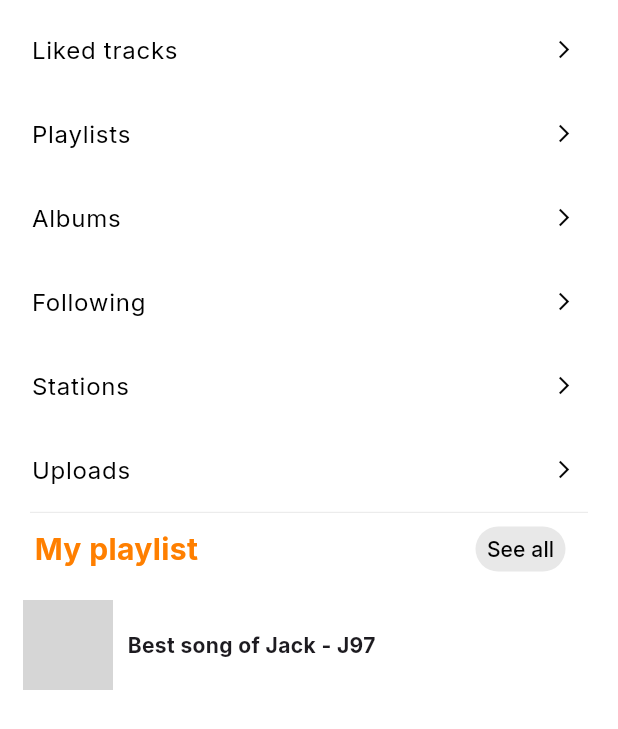
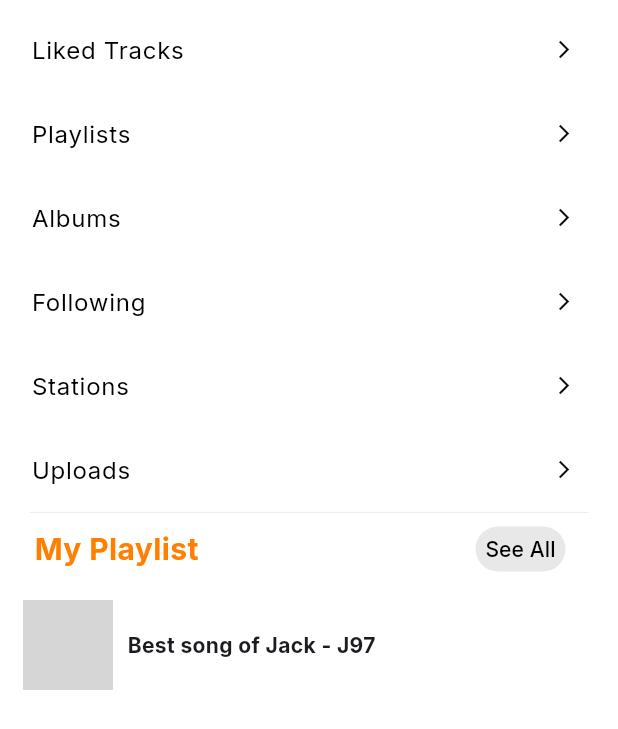
Before and after one commit to Duwong31/DoAnLapTrinhThietBiDiDong, a Flutter app: the LibraryView screen opened by its route, on a phone screen of 412 x 824 dp. Shown: the top 729 px of the screen. Run offline on Flutter 3.47's test engine with Material 3 defaults, Android fonts, the phone set to English and light mode, and no system bars; our stand-ins replace audio_video_progress_bar, barcode_widget, cached_network_image, dartz, dio, easy_localization and 24 more; missing offline and left inert: encrypt, flutter_badged; accounts and stored records are empty; network calls fail; statements that could not run were skipped; project files that could hold a hidden picture were left out; grey boxes are pictures that could not be loaded.

Commit message:
translate library, premium

```diff
--- a/lib/app/modules/library/views/library_view.dart
+++ b/lib/app/modules/library/views/library_view.dart
@@ -20,14 +20,8 @@ class LibraryView extends StatefulWidget {
 
 class _LibraryViewState extends State<LibraryView> {
   final LibraryController controller = Get.put(LibraryController());
-  // final AudioService _audioService = AudioService();
-  final List<Song> _songs = []; // Danh sách bài hát
-  Song? _currentlyPlaying;      // Bài hát hiện tại đang phát
-
-  // Future<void> _navigateToMiniPlayer(Song song, List<Song> allSongs) async {
-  //   await _audioService.setPlaylist(allSongs, startIndex: allSongs.indexOf(song));
-  //   await _audioService.player.play();
-  // }
+  final List<Song> _songs = [];
+  Song? _currentlyPlaying;
 
   @override
   Widget build(BuildContext context) {
@@ -40,18 +34,16 @@ class _LibraryViewState extends State<LibraryView> {
               child: Column(
                 mainAxisSize: MainAxisSize.min,
                 children: [
-                  // Library list
                   Column(
                     children: [
-                      _buildMenuItem(context, 'Liked tracks', const LikeView()),
-                      _buildMenuItem(context, 'Playlists', const PlayListView()),
-                      _buildMenuItem(context, 'Albums', AlbumView()),
-                      _buildMenuItem(context, 'Following', const FollowView()),
-                      _buildMenuItem(context, 'Stations', const StationView()),
-                      _buildMenuItem(context, 'Uploads', const UploadView()),
+                      _buildMenuItem(context, 'liked_tracks'.tr, const LikeView()),
+                      _buildMenuItem(context, 'playlists'.tr, const PlayListView()),
+                      _buildMenuItem(context, 'albums'.tr, AlbumView()),
+                      _buildMenuItem(context, 'following'.tr, const FollowView()),
+                      _buildMenuItem(context, 'stations'.tr, const StationView()),
+                      _buildMenuItem(context, 'uploads'.tr, const UploadView()),
                     ],
                   ),
-
                   Divider(
                     color: Theme.of(context).dividerColor,
                     height: 1,
@@ -59,8 +51,6 @@ class _LibraryViewState extends State<LibraryView> {
                     indent: 15,
                     endIndent: 15,
                   ),
-
-                  // Playlist
                   Column(
                     crossAxisAlignment: CrossAxisAlignment.start,
                     children: [
@@ -69,17 +59,16 @@ class _LibraryViewState extends State<LibraryView> {
                         child: Row(
                           mainAxisAlignment: MainAxisAlignment.spaceBetween,
                           children: [
-                            const Text(
-                              "My playlist",
-                              style: TextStyle(
-                                  fontSize: 20,
-                                  fontWeight: FontWeight.bold,
-                                  color: AppTheme.primary),
+                            Text(
+                              "my_playlist".tr,
+                              style: const TextStyle(
+                                fontSize: 20,
+                                fontWeight: FontWeight.bold,
+                                color: AppTheme.primary,
+                              ),
                             ),
                             TextButton(
-                              onPressed: () {
-                                // Navigate to all songs page
-                              },
+                              onPressed: () {},
                               child: Container(
                                 width: 60,
                                 height: 30,
@@ -87,10 +76,9 @@ class _LibraryViewState extends State<LibraryView> {
                                   color: const Color(0xFFE8E8E8),
                                   borderRadius: BorderRadius.circular(50),
                                 ),
-                                child: const Center(
-                                  child: Text('See all',
-                                      style: TextStyle(
-                                          color: AppTheme.labelColor)),
+                                child: Center(
+                                  child: Text('see_all'.tr,
+                                      style: const TextStyle(color: AppTheme.labelColor)),
                                 ),
                               ),
                             ),
@@ -112,23 +100,23 @@ class _LibraryViewState extends State<LibraryView> {
                               ),
                             ),
                             Dimes.width10,
-                            const Text(
-                              'Best song of Jack - J97',
-                              style: TextStyle(
-                                  fontSize: 14, fontWeight: FontWeight.bold),
+                            Text(
+                              'best_song_of_jack'.tr,
+                              style: const TextStyle(
+                                  fontSize: 14,
+                                  fontWeight: FontWeight.bold
+                              ),
                             ),
                           ],
                         ),
                       ),
-                      const SizedBox(height: 180), // Chừa chỗ cho MiniPlayer
+                      const SizedBox(height: 180),
                     ],
                   ),
                 ],
               ),
             ),
           ),
-
-          // MiniPlayer
           StreamBuilder<Song>(
             stream: AudioService().currentSongStream,
             builder: (context, snapshot) {
@@ -183,8 +171,8 @@ class FollowView extends StatelessWidget {
 
   @override
   Widget build(BuildContext context) {
-    return const Scaffold(
-      body: Center(child: Text("Following")),
+    return Scaffold(
+      body: Center(child: Text("following".tr)),
     );
   }
 }
@@ -194,8 +182,8 @@ class StationView extends StatelessWidget {
 
   @override
   Widget build(BuildContext context) {
-    return const Scaffold(
-      body: Center(child: Text("Stations")),
+    return Scaffold(
+      body: Center(child: Text("stations".tr)),
     );
   }
 }
@@ -205,8 +193,8 @@ class UploadView extends StatelessWidget {
 
   @override
   Widget build(BuildContext context) {
-    return const Scaffold(
-      body: Center(child: Text("Your uploads")),
+    return Scaffold(
+      body: Center(child: Text("your_uploads".tr)),
     );
   }
 }
--- a/lib/app/widgets/messages.dart
+++ b/lib/app/widgets/messages.dart
@@ -3,6 +3,7 @@ import 'package:get/get_navigation/src/root/internacionalization.dart';
 class Messages extends Translations {
   @override
   Map<String, Map<String, String>> get keys => {
+    // English
     'en_US': {
       // home
       'we_think_you_like': "We think you'll like",
@@ -17,7 +18,32 @@ class Messages extends Translations {
       'clear_all': "Clear all",
       'no_recent_searches': "No recent searches",
       'enter_keyword_to_show_suggestions': "Enter keyword to show suggestions",
+      // library
+      'liked_tracks': 'Liked Tracks',
+      'playlists': 'Playlists',
+      'albums': 'Albums',
+      'following': 'Following',
+      'stations': 'Stations',
+      'uploads': 'Uploads',
+      'my_playlist': 'My Playlist',
+      'see_all': 'See All',
+      'best_song_of_jack': 'Best song of Jack - J97',
+      'your_uploads': 'Your Uploads',
+      // premium
+      'premium': 'Premium',
+      'elevate_music': 'Elevate Your Music Experience',
+      'why_premium': 'Why Premium?',
+      'ad_free': 'Ad-Free Listening',
+      'offline_playback': 'Download & Offline Playback',
+      'high_quality': 'Highest Audio Quality',
+      'unlimited_skips': 'Unlimited Skips',
+      'get_premium_now': 'GET PREMIUM NOW',
+      'restore': 'Restore',
+      'terms': 'Terms',
+      'privacy': 'Privacy',
     },
+
+    // Tiếng Việt
     'vi_VN': {
       // home
       'we_think_you_like': "Chúng tôi nghĩ bạn sẽ thích",
@@ -32,6 +58,29 @@ class Messages extends Translations {
       'clear_all': "Xóa tất cả",
       'no_recent_searches': "Không có tìm kiếm gần đây",
       'enter_keyword_to_show_suggestions': "Nhập từ khóa để hiển thị gọi ý",
+      // library
+      'liked_tracks': 'Bài hát đã thích',
+      'playlists': 'Danh sách phát',
+      'albums': 'Album',
+      'following': 'Đang theo dõi',
+      'stations': 'Đài phát',
+      'uploads': 'Tải lên',
+      'my_playlist': 'Danh sách phát của tôi',
+      'see_all': 'Tất cả',
+      'best_song_of_jack': 'Những bài hát hay nhất của Jack - J97',
+      'your_uploads': 'Các bài đã tải lên',
+      // premium
+      'premium': 'Cao cấp',
+      'elevate_music': 'Nâng tầm trải nghiệm âm nhạc',
+      'why_premium': 'Tại sao chọn Cao cấp?',
+      'ad_free': 'Nghe nhạc không quảng cáo',
+      'offline_playback': 'Tải xuống & Nghe ngoại tuyến',
+      'high_quality': 'Chất lượng âm thanh cao nhất',
+      'unlimited_skips': 'Bỏ qua không giới hạn',
+      'get_premium_now': 'NÂNG CẤP NGAY',
+      'restore': 'Khôi phục',
+      'terms': 'Điều khoản',
+      'privacy': 'Bảo mật',
     },
   };
 }
```
Also changed, not shown: lib/app/modules/premium/views/premium_view.dart (+34 -39 lines).
